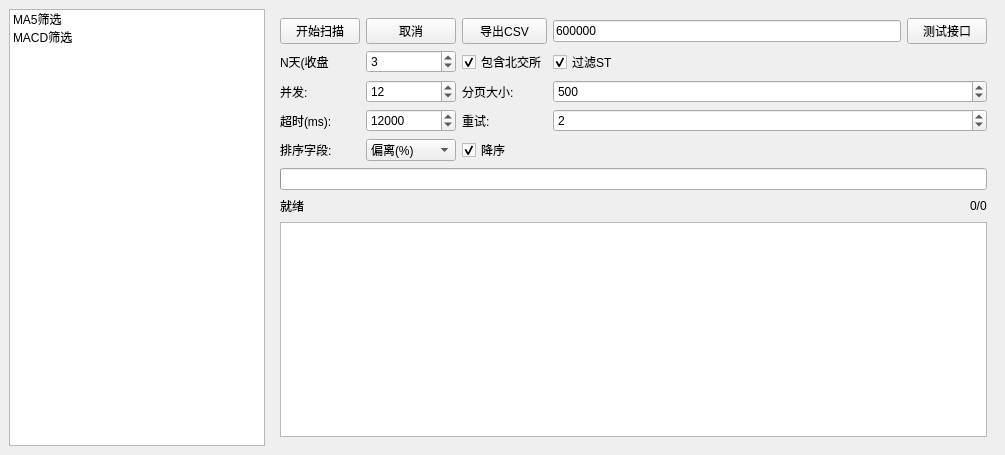
Before: the Qt Designer form mainwindow.ui in asd977/Pickwise, drawn with Qt 5.
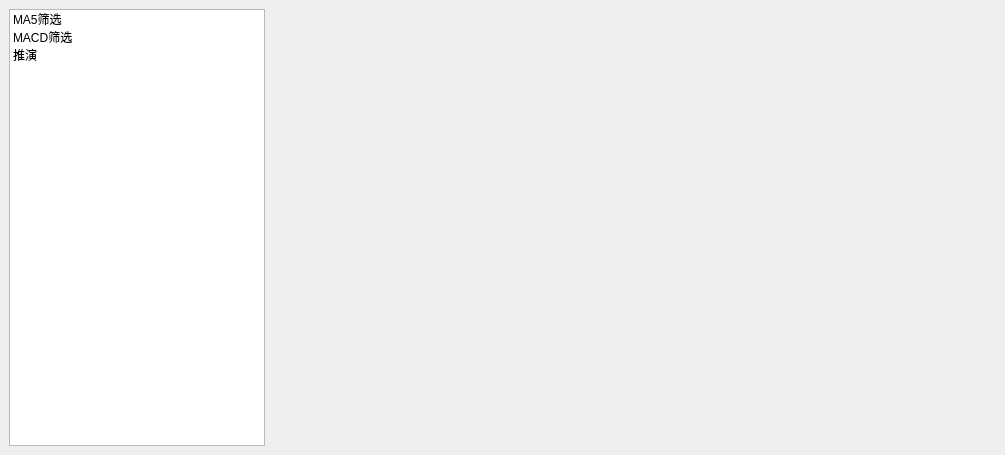
After: the same form once the commit is applied. The open tabs and pages were chosen to show the change.

Commit message: Move backtest feature into BacktestWidget

What changed in the file:
```diff
--- a/mainwindow.ui
+++ b/mainwindow.ui
@@ -39,6 +39,11 @@
         <string>MACD筛选</string>
        </property>
       </item>
+      <item>
+       <property name="text">
+        <string>推演</string>
+       </property>
+      </item>
      </widget>
     </item>
     <item>
@@ -316,6 +321,13 @@
         </item>
        </layout>
       </widget>
+      <widget class="QWidget" name="pageBacktest">
+       <layout class="QVBoxLayout" name="verticalLayoutBacktest">
+        <item>
+         <widget class="QWidget" name="backtestHost"/>
+        </item>
+       </layout>
+      </widget>
      </widget>
     </item>
    </layout>
```
The commit also changes 5 other files.
